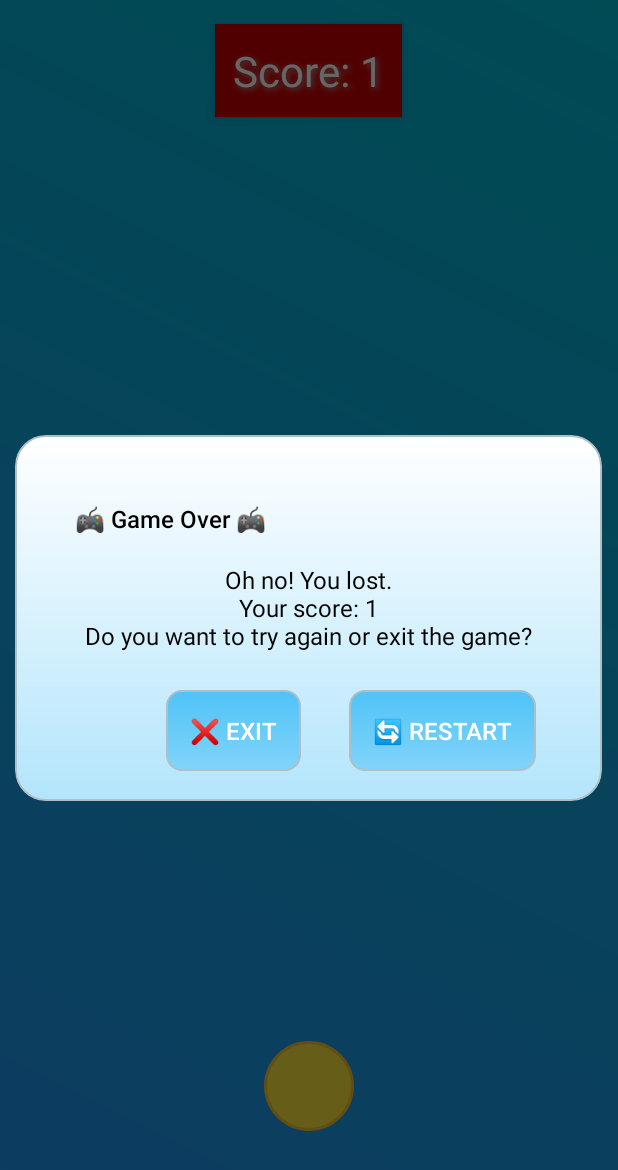
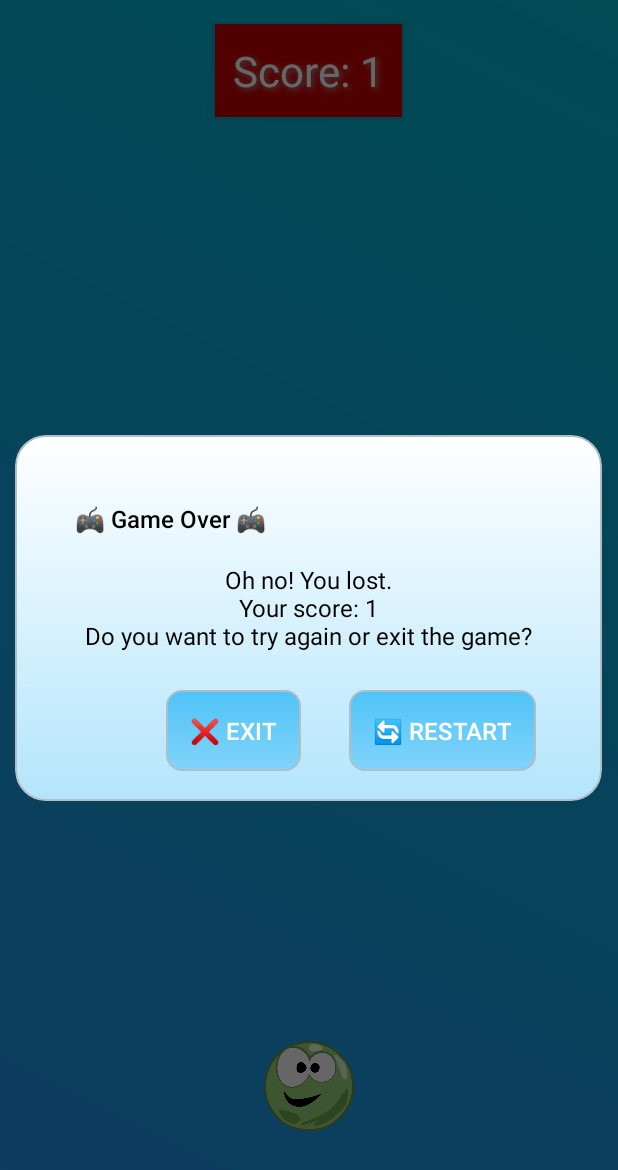
Before and after one commit to k-aghakhani/BallWallGame, an Android app: the screen it shows after launch (MainActivity), on a phone screen of 412 x 824 dp. Shown: the top 1170 px of the screen. Run offline under Robolectric (Android 15) with nearby library versions, the light colour scheme and no system bars.

Commit message:
Ball replacement: New image (ball_face.png) is used instead of ball_shape.xml (which was previously for the yellow ball). If you were previously using a drawable shape, we now call the image directly.

```diff
--- a/app/src/main/res/layout/activity_main.xml
+++ b/app/src/main/res/layout/activity_main.xml
@@ -7,7 +7,6 @@
     android:layout_height="match_parent"
     android:background="@drawable/background_gradient"
     tools:context=".MainActivity">
-
 
     <TextView
         android:id="@+id/scoreText"
@@ -31,9 +30,9 @@
         android:id="@+id/ball"
         android:layout_width="60dp"
         android:layout_height="60dp"
-        android:background="@drawable/ball_shape"
-        android:layout_centerHorizontal="true"
-        android:layout_alignParentBottom="true"
-        android:layout_marginBottom="70dp" />
+        android:background="@drawable/ball_face"
+    android:layout_centerHorizontal="true"
+    android:layout_alignParentBottom="true"
+    android:layout_marginBottom="70dp" />
 
 </RelativeLayout>
```
Also changed, not shown: app/src/main/res/drawable/ball_face.png (added).
